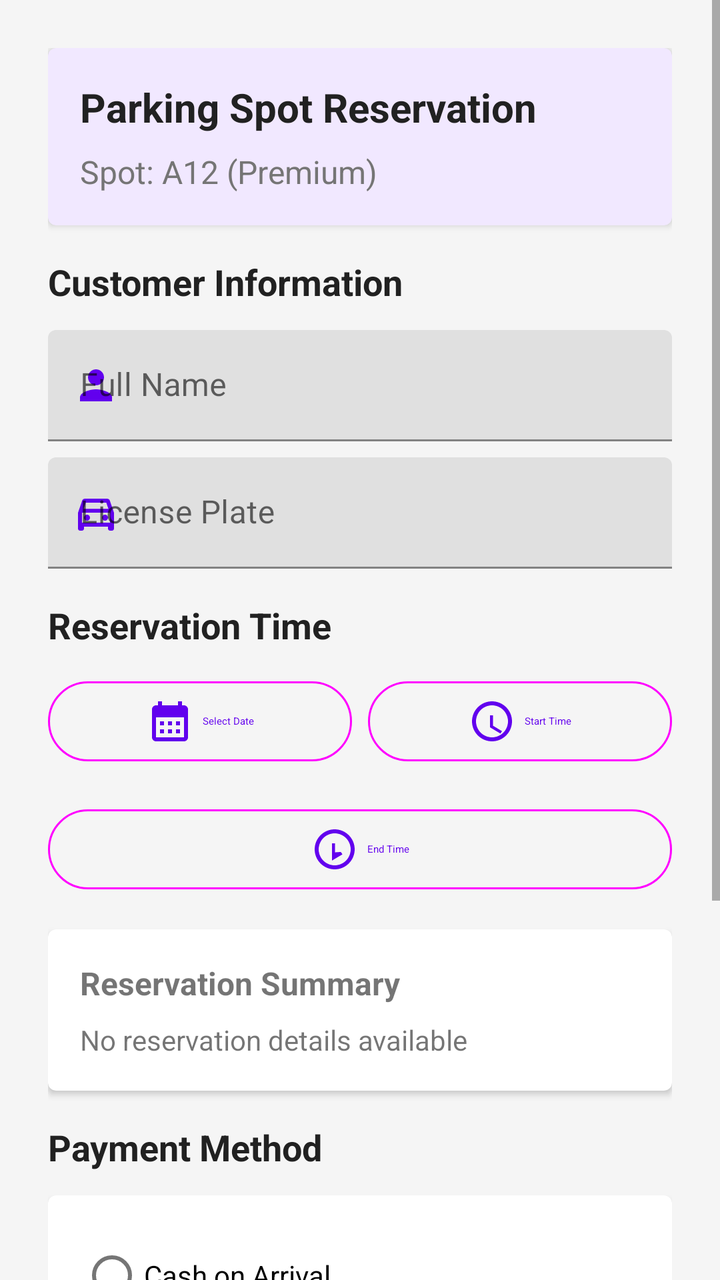
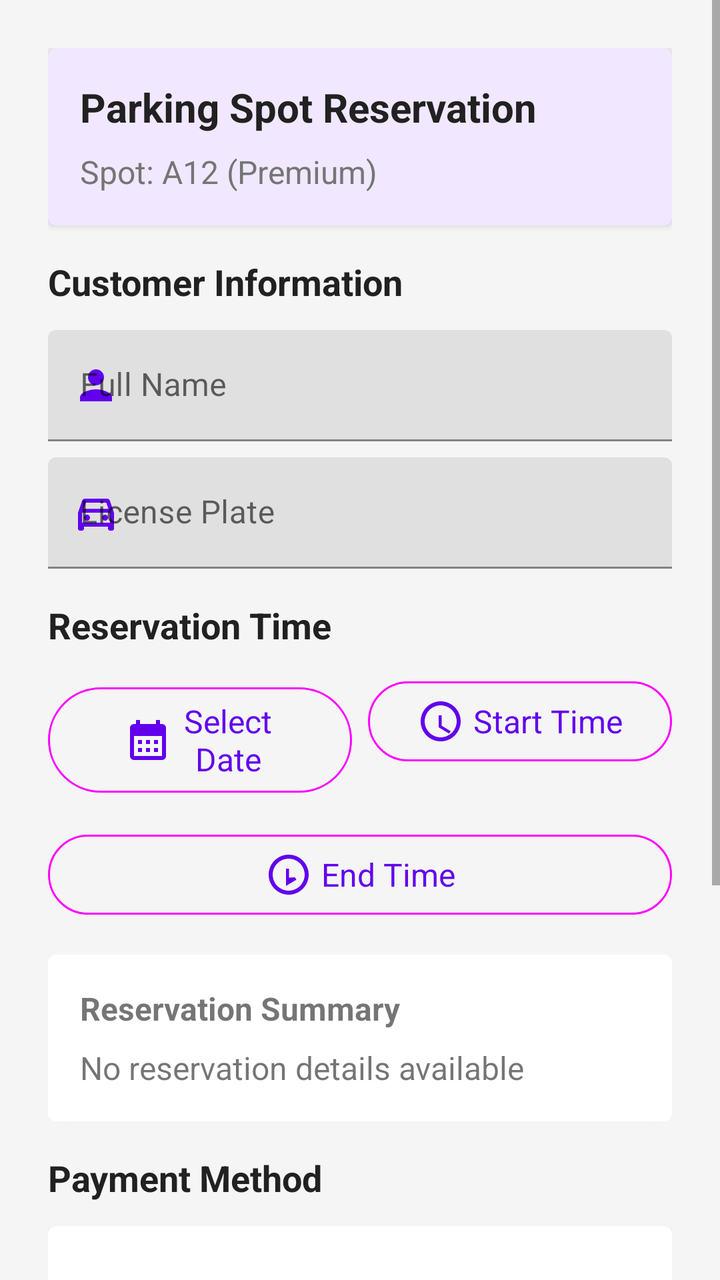

Screens rendered from an Android XML layout before and after an edit, with the pre-edit source and the edit as a unified diff.
<!-- AndroidManifest.xml: application theme Theme.ParkingReservationApp -->
<!-- res/layout/activity_reservation_payment.xml -->
<?xml version="1.0" encoding="utf-8"?>
<ScrollView xmlns:android="http://schemas.android.com/apk/res/android"
    xmlns:app="http://schemas.android.com/apk/res-auto"
    android:id="@+id/reservationScrollView"
    android:layout_width="match_parent"
    android:layout_height="match_parent"
    android:background="@color/background"
    android:fillViewport="true">

    <LinearLayout
        android:layout_width="match_parent"
        android:layout_height="wrap_content"
        android:orientation="vertical"
        android:padding="24dp">

        
        <com.google.android.material.card.MaterialCardView
            android:layout_width="match_parent"
            android:layout_height="wrap_content"
            app:cardElevation="2dp"
            app:cardBackgroundColor="@color/primary_light"
            android:layout_marginBottom="16dp">

            <LinearLayout
                android:layout_width="match_parent"
                android:layout_height="wrap_content"
                android:orientation="vertical"
                android:padding="16dp">

                <TextView
                    android:layout_width="match_parent"
                    android:layout_height="wrap_content"
                    android:text="Parking Spot Reservation"
                    android:textSize="20sp"
                    android:textColor="@color/primary_text"
                    android:textStyle="bold"
                    android:layout_marginBottom="8dp"/>

                <TextView
                    android:id="@+id/tvSpotInfo"
                    android:layout_width="match_parent"
                    android:layout_height="wrap_content"
                    android:text="Spot: A12 (Premium)"
                    android:textSize="16sp"
                    android:textColor="@color/secondary_text"/>
            </LinearLayout>
        </com.google.android.material.card.MaterialCardView>

        
        <TextView
            android:layout_width="match_parent"
            android:layout_height="wrap_content"
            android:text="Customer Information"
            android:textSize="18sp"
            android:textColor="@color/primary_text"
            android:textStyle="bold"
            android:layout_marginBottom="12dp"/>

        
        <com.google.android.material.textfield.TextInputLayout
            android:id="@+id/nameInputLayout"
            android:layout_width="match_parent"
            android:layout_height="wrap_content"
            android:layout_marginBottom="8dp"
            app:startIconDrawable="@drawable/ic_person"
            app:startIconTint="@color/primary">

            <com.google.android.material.textfield.TextInputEditText
                android:id="@+id/etName"
                android:layout_width="match_parent"
                android:layout_height="wrap_content"
                android:hint="Full Name"
                android:inputType="textPersonName"/>
        </com.google.android.material.textfield.TextInputLayout>

        
        <com.google.android.material.textfield.TextInputLayout
            android:id="@+id/licenseInputLayout"
            android:layout_width="match_parent"
            android:layout_height="wrap_content"
            android:layout_marginBottom="16dp"
            app:startIconDrawable="@drawable/ic_car"
            app:startIconTint="@color/primary">

            <com.google.android.material.textfield.TextInputEditText
                android:id="@+id/etLicensePlate"
                android:layout_width="match_parent"
                android:layout_height="wrap_content"
                android:hint="License Plate"
                android:inputType="textCapCharacters"
                android:maxLength="10"/>
        </com.google.android.material.textfield.TextInputLayout>

        
        <TextView
            android:layout_width="match_parent"
            android:layout_height="wrap_content"
            android:text="Reservation Time"
            android:textSize="18sp"
            android:textColor="@color/primary_text"
            android:textStyle="bold"
            android:layout_marginBottom="12dp"/>

        <LinearLayout
            android:layout_width="match_parent"
            android:layout_height="wrap_content"
            android:orientation="horizontal"
            android:layout_marginBottom="16dp">

            
            <com.google.android.material.button.MaterialButton
                android:id="@+id/btnSelectDate"
                style="@style/Widget.Material3.Button.OutlinedButton"
                android:layout_width="0dp"
                android:layout_height="wrap_content"
                android:layout_weight="1"
                android:text="Select Date"
                app:icon="@drawable/ic_calendar"
                app:iconGravity="textStart"
                android:layout_marginEnd="8dp"/>

            
            <com.google.android.material.button.MaterialButton
                android:id="@+id/btnSelectStartTime"
                style="@style/Widget.Material3.Button.OutlinedButton"
                android:layout_width="0dp"
                android:layout_height="wrap_content"
                android:layout_weight="1"
                android:text="Start Time"
                app:icon="@drawable/ic_time_start"
                app:iconGravity="textStart"/>
        </LinearLayout>

        
        <com.google.android.material.button.MaterialButton
            android:id="@+id/btnSelectEndTime"
            style="@style/Widget.Material3.Button.OutlinedButton"
            android:layout_width="match_parent"
            android:layout_height="wrap_content"
            android:text="End Time"
            app:icon="@drawable/ic_time_end"
            app:iconGravity="textStart"
            android:layout_marginBottom="16dp"/>

        
        <com.google.android.material.card.MaterialCardView
            android:layout_width="match_parent"
            android:layout_height="wrap_content"
            app:cardElevation="2dp"
            android:layout_marginBottom="16dp">

            <LinearLayout
                android:layout_width="match_parent"
                android:layout_height="wrap_content"
                android:orientation="vertical"
                android:padding="16dp">

                <TextView
                    android:layout_width="match_parent"
                    android:layout_height="wrap_content"
                    android:text="Reservation Summary"
                    android:textSize="16sp"
                    android:textStyle="bold"
                    android:layout_marginBottom="8dp"/>

                <TextView
                    android:id="@+id/tvReservationDetails"
                    android:layout_width="match_parent"
                    android:layout_height="wrap_content"
                    android:text="No reservation details available"
                    android:textSize="14sp"/>
            </LinearLayout>
        </com.google.android.material.card.MaterialCardView>

        
        <TextView
            android:layout_width="match_parent"
            android:layout_height="wrap_content"
            android:text="Payment Method"
            android:textSize="18sp"
            android:textColor="@color/primary_text"
            android:textStyle="bold"
            android:layout_marginBottom="12dp"/>

        <com.google.android.material.card.MaterialCardView
            android:layout_width="match_parent"
            android:layout_height="wrap_content"
            app:cardElevation="2dp"
            android:layout_marginBottom="24dp">

            <RadioGroup
                android:id="@+id/paymentMethodGroup"
                android:layout_width="match_parent"
                android:layout_height="wrap_content"
                android:orientation="vertical"
                android:padding="16dp">

                <com.google.android.material.radiobutton.MaterialRadioButton
                    android:id="@+id/rbCash"
                    android:layout_width="match_parent"
                    android:layout_height="wrap_content"
                    android:text="Cash on Arrival"
                    android:layout_marginBottom="8dp"/>

                <com.google.android.material.radiobutton.MaterialRadioButton
                    android:id="@+id/rbCreditCard"
                    android:layout_width="match_parent"
                    android:layout_height="wrap_content"
                    android:text="Credit Card Payment"/>
            </RadioGroup>
        </com.google.android.material.card.MaterialCardView>

        
        <com.google.android.material.button.MaterialButton
            android:id="@+id/btnConfirmAndPay"
            style="@style/Widget.Material3.Button"
            android:layout_width="match_parent"
            android:layout_height="56dp"
            android:text="Confirm and Pay"
            app:backgroundTint="@color/primary"
            android:textColor="@color/white"
            android:layout_marginBottom="16dp"/>

        <com.google.android.material.button.MaterialButton
            android:id="@+id/btnBack"
            style="@style/Widget.Material3.Button.TextButton"
            android:layout_width="match_parent"
            android:layout_height="56dp"
            android:text="Cancel"
            android:textColor="@color/primary"/>
    </LinearLayout>
</ScrollView>
<!-- resources referenced by this layout -->
<resources>
  <color name="background">#F5F5F5</color>
  <color name="primary">#6200EE</color>
  <color name="primary_light">#F1E8FF</color>
  <color name="primary_text">#212121</color>
  <color name="secondary_text">#757575</color>
  <color name="white">#FFFFFFFF</color>
  <!-- drawable ic_calendar (drawable) -->
  <vector xmlns:android="http://schemas.android.com/apk/res/android"
      android:width="24dp"
      android:height="24dp"
      android:viewportWidth="24"
      android:viewportHeight="24">
      <path
          android:fillColor="#FF6200EE"
          android:pathData="M19,4h-1V2h-2v2H8V2H6v2H5c-1.11,0 -2,0.9 -2,2v14c0,1.1 0.89,2 2,2h14c1.1,0 2,-0.9 2,-2V6c0,-1.1 -0.9,-2 -2,-2zm0,16H5V10h14v10zM9,14H7v-2h2v2zm4,0h-2v-2h2v2zm4,0h-2v-2h2v2zm-8,4H7v-2h2v2zm4,0h-2v-2h2v2zm4,0h-2v-2h2v2z"/>
  </vector>
  <!-- drawable ic_car (drawable) -->
  <vector xmlns:android="http://schemas.android.com/apk/res/android"
      android:width="24dp"
      android:height="24dp"
      android:viewportWidth="24"
      android:viewportHeight="24">
      <path
          android:fillColor="#FF6200EE"
          android:pathData="M18.92,6.01C18.72,5.42 18.16,5 17.5,5h-11c-0.66,0 -1.21,0.42 -1.42,1.01L3,12v8c0,0.55 0.45,1 1,1h1c0.55,0 1,-0.45 1,-1v-1h12v1c0,0.55 0.45,1 1,1h1c0.55,0 1,-0.45 1,-1v-8l-2.08,-5.99zM6.85,7h10.29l1.08,3.11H5.77L6.85,7zM19,17H5v-5h14v5z"/>
      <path
          android:fillColor="#FF6200EE"
          android:pathData="M7.5,16a1.5,1.5 0,1 1,0 -3,1.5 1.5 0,0 1,0 3z"/>
      <path
          android:fillColor="#FF6200EE"
          android:pathData="M16.5,16a1.5,1.5 0,1 1,0 -3,1.5 1.5 0,0 1,0 3z"/>
  </vector>
  <!-- drawable ic_person (drawable) -->
  <vector xmlns:android="http://schemas.android.com/apk/res/android"
      android:width="24dp"
      android:height="24dp"
      android:viewportWidth="24"
      android:viewportHeight="24">
      <path
          android:fillColor="#FF6200EE"
          android:pathData="M12,12c2.21,0 4,-1.79 4,-4s-1.79,-4 -4,-4 -4,1.79 -4,4 1.79,4 4,4zM12,14c-2.67,0 -8,1.34 -8,4v2h16v-2c0,-2.66 -5.33,-4 -8,-4z"/>
  </vector>
  <!-- drawable ic_time_end (drawable) -->
  <vector xmlns:android="http://schemas.android.com/apk/res/android"
      android:width="24dp"
      android:height="24dp"
      android:viewportWidth="24"
      android:viewportHeight="24">
      <path
          android:fillColor="#FF6200EE"
          android:pathData="M15.1,13.3l0.8,1.2 -5.2,3.1V9h1.5v4.5L15.1,13.3zM12,2C6.5,2 2,6.5 2,12s4.5,10 10,10 10,-4.5 10,-10S17.5,2 12,2zM12,20c-4.4,0 -8,-3.6 -8,-8s3.6,-8 8,-8 8,3.6 8,8 -3.6,8 -8,8z"/>
  </vector>
  <!-- drawable ic_time_start (drawable) -->
  <vector xmlns:android="http://schemas.android.com/apk/res/android"
      android:width="24dp"
      android:height="24dp"
      android:viewportWidth="24"
      android:viewportHeight="24">
      <path
          android:fillColor="#FF6200EE"
          android:pathData="M11,9v6l5.2,3.1 0.8,-1.2 -4.5,-2.7V9H11zM12,2C6.5,2 2,6.5 2,12s4.5,10 10,10 10,-4.5 10,-10S17.5,2 12,2zM12,20c-4.4,0 -8,-3.6 -8,-8s3.6,-8 8,-8 8,3.6 8,8 -3.6,8 -8,8z"/>
  </vector>
  <style name="Theme.ParkingReservationApp" parent="Theme.MaterialComponents.DayNight.DarkActionBar">
          
          <item name="colorPrimary">@color/purple_500</item>
          <item name="colorPrimaryVariant">@color/purple_700</item>
          <item name="colorOnPrimary">@color/white</item>
          
          <item name="colorSecondary">@color/teal_200</item>
          <item name="colorSecondaryVariant">@color/teal_700</item>
          <item name="colorOnSecondary">@color/black</item>
          
          <item name="android:statusBarColor" tools:targetApi="l">?attr/colorPrimaryVariant</item>
          
      </style>
  <color name="purple_500">#FF6200EE</color>
  <color name="purple_700">#FF3700B3</color>
  <color name="teal_200">#FF03DAC5</color>
  <color name="teal_700">#FF018786</color>
  <color name="black">#FF000000</color>
</resources>

<!-- the commit's change to res/layout/activity_reservation_payment.xml (unified diff, before → after) -->
@@ -65,12 +65,14 @@
             app:startIconDrawable="@drawable/ic_person"
             app:startIconTint="@color/primary">
 
+            
+
             <com.google.android.material.textfield.TextInputEditText
                 android:id="@+id/etName"
                 android:layout_width="match_parent"
                 android:layout_height="wrap_content"
                 android:hint="Full Name"
-                android:inputType="textPersonName"/>
+                android:textSize="16sp" />
         </com.google.android.material.textfield.TextInputLayout>
 
         
@@ -108,18 +110,20 @@
             android:layout_marginBottom="16dp">
 
             
+
+            
             <com.google.android.material.button.MaterialButton
                 android:id="@+id/btnSelectDate"
                 style="@style/Widget.Material3.Button.OutlinedButton"
                 android:layout_width="0dp"
                 android:layout_height="wrap_content"
+                android:layout_marginEnd="8dp"
                 android:layout_weight="1"
                 android:text="Select Date"
+                android:textSize="16sp"
                 app:icon="@drawable/ic_calendar"
-                app:iconGravity="textStart"
-                android:layout_marginEnd="8dp"/>
-
-            
+                app:iconGravity="textStart" />
+
             <com.google.android.material.button.MaterialButton
                 android:id="@+id/btnSelectStartTime"
                 style="@style/Widget.Material3.Button.OutlinedButton"
@@ -127,6 +131,7 @@
                 android:layout_height="wrap_content"
                 android:layout_weight="1"
                 android:text="Start Time"
+                android:textSize="16sp"
                 app:icon="@drawable/ic_time_start"
                 app:iconGravity="textStart"/>
         </LinearLayout>
@@ -138,6 +143,7 @@
             android:layout_width="match_parent"
             android:layout_height="wrap_content"
             android:text="End Time"
+            android:textSize="16sp"
             app:icon="@drawable/ic_time_end"
             app:iconGravity="textStart"
             android:layout_marginBottom="16dp"/>
@@ -168,7 +174,7 @@
                     android:layout_width="match_parent"
                     android:layout_height="wrap_content"
                     android:text="No reservation details available"
-                    android:textSize="14sp"/>
+                    android:textSize="16sp"/>
             </LinearLayout>
         </com.google.android.material.card.MaterialCardView>
 
@@ -217,6 +223,8 @@
             android:layout_width="match_parent"
             android:layout_height="56dp"
             android:text="Confirm and Pay"
+            android:textSize="16sp"
+
             app:backgroundTint="@color/primary"
             android:textColor="@color/white"
             android:layout_marginBottom="16dp"/>
@@ -227,6 +235,7 @@
             android:layout_width="match_parent"
             android:layout_height="56dp"
             android:text="Cancel"
+            android:textSize="20sp"
             android:textColor="@color/primary"/>
     </LinearLayout>
 </ScrollView>
